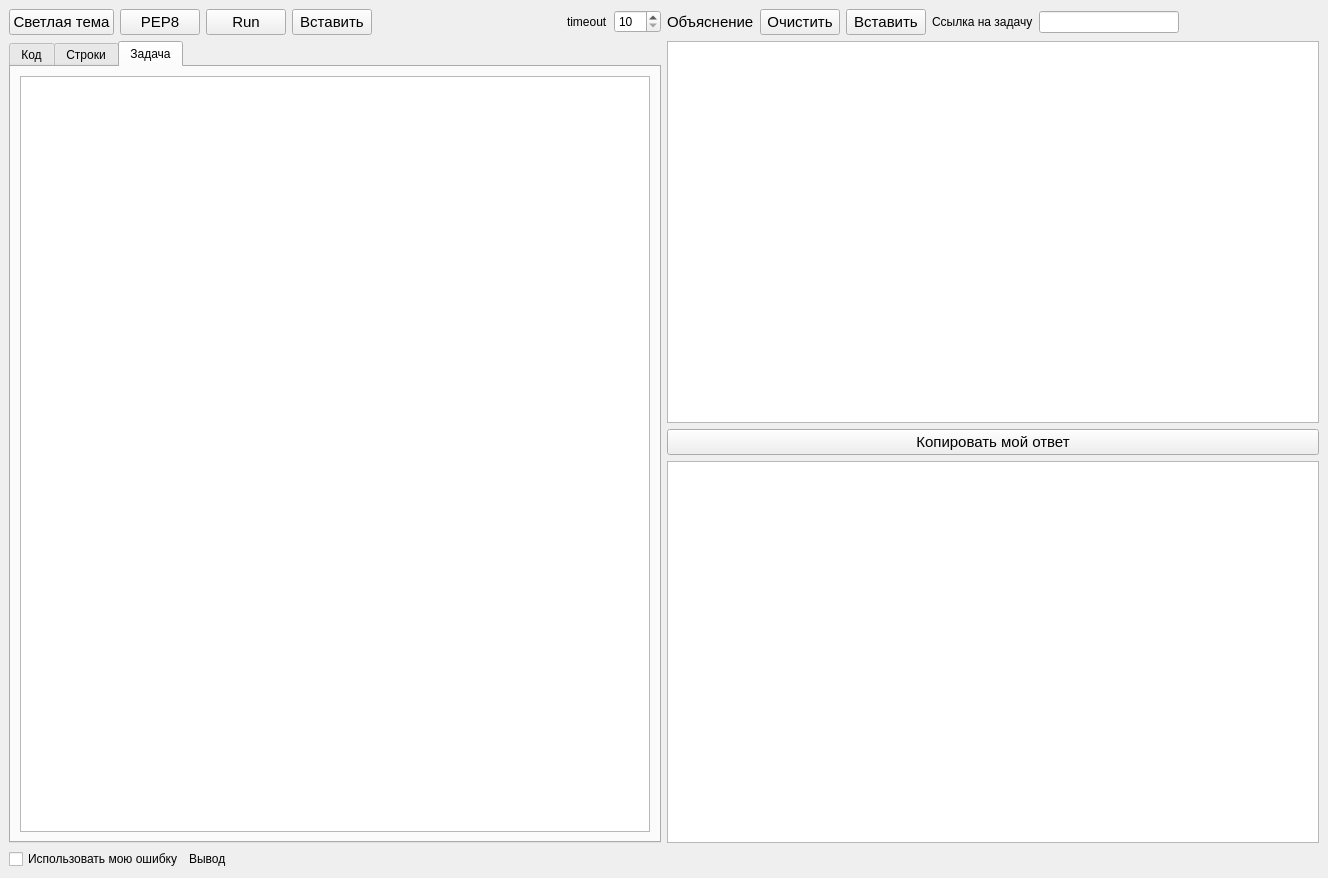
First picture: the form in mainwindow.ui, repository grigvlwork/pool_jan_24, before the edit.
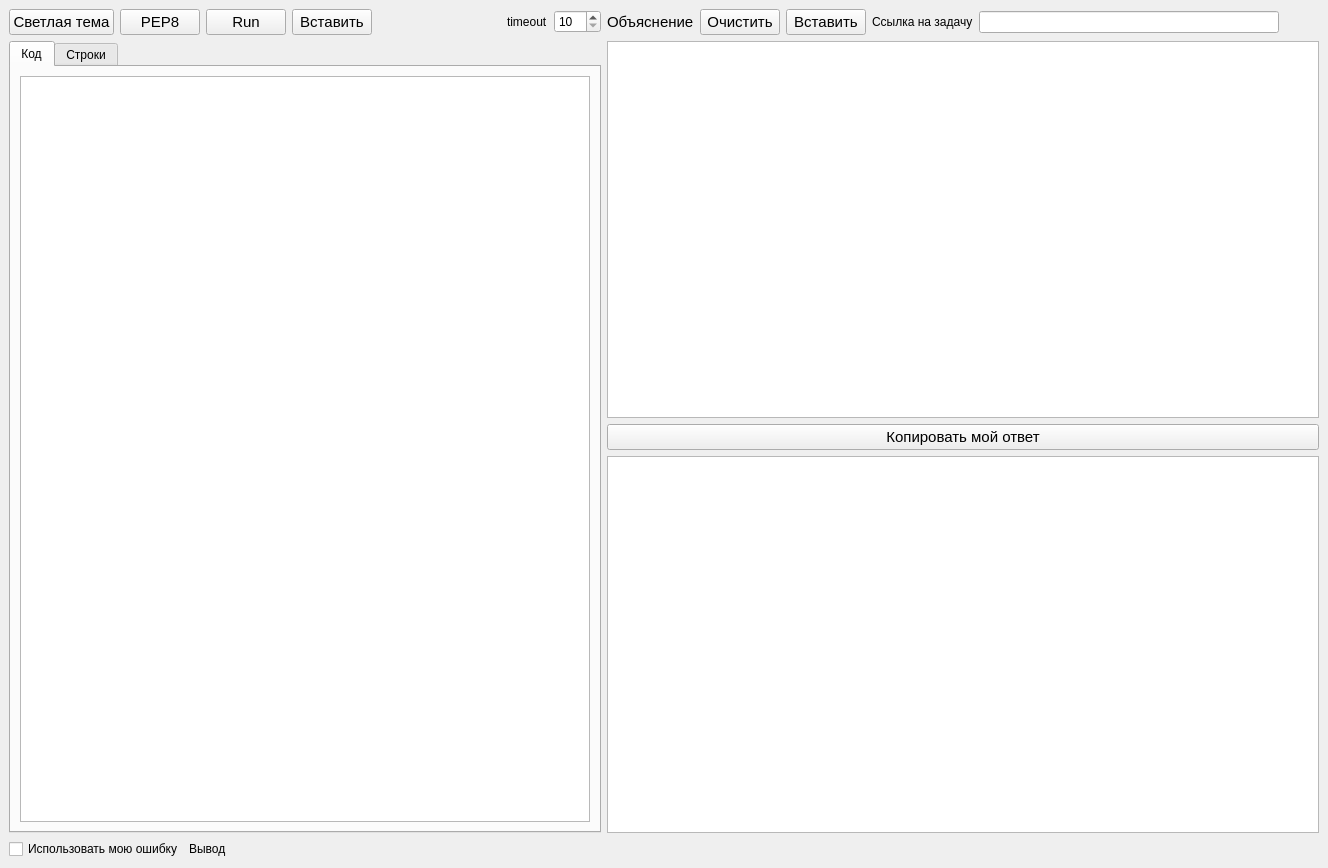
Second picture: the form after the edit. The open tabs and pages were chosen to show the change.

Commit message: прикручиваю файлы к интерфейсу

The edit to the form file:
```diff
--- a/mainwindow.ui
+++ b/mainwindow.ui
@@ -7,7 +7,7 @@
     <x>0</x>
     <y>0</y>
     <width>1328</width>
-    <height>878</height>
+    <height>868</height>
    </rect>
   </property>
   <property name="windowTitle">
@@ -149,19 +149,6 @@
             </item>
            </layout>
           </widget>
-          <widget class="QWidget" name="tab_3">
-           <attribute name="title">
-            <string>Задача</string>
-           </attribute>
-           <attribute name="toolTip">
-            <string>Задача</string>
-           </attribute>
-           <layout class="QHBoxLayout" name="horizontalLayout_8">
-            <item>
-             <widget class="QTextBrowser" name="task_tb"/>
-            </item>
-           </layout>
-          </widget>
          </widget>
         </item>
        </layout>
@@ -214,7 +201,14 @@
            </widget>
           </item>
           <item>
-           <widget class="QLineEdit" name="lineEdit"/>
+           <widget class="QLineEdit" name="link_to_task_le">
+            <property name="minimumSize">
+             <size>
+              <width>300</width>
+              <height>0</height>
+             </size>
+            </property>
+           </widget>
           </item>
           <item>
            <spacer name="horizontalSpacer">
```
The commit also changes 3 other files.
